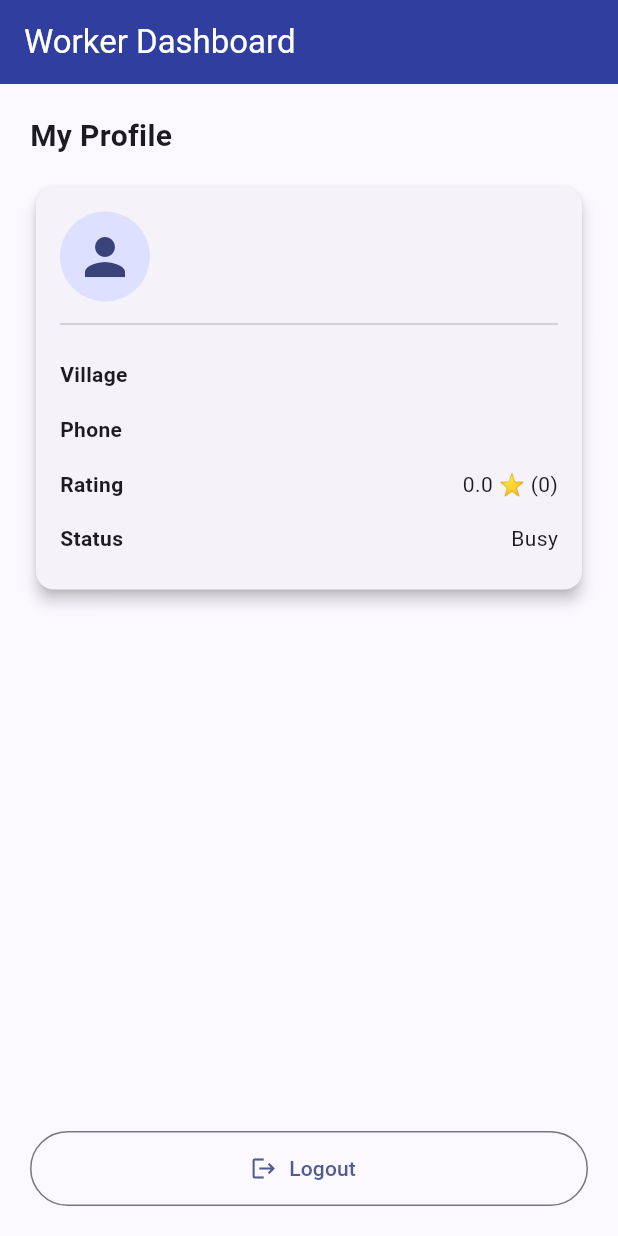
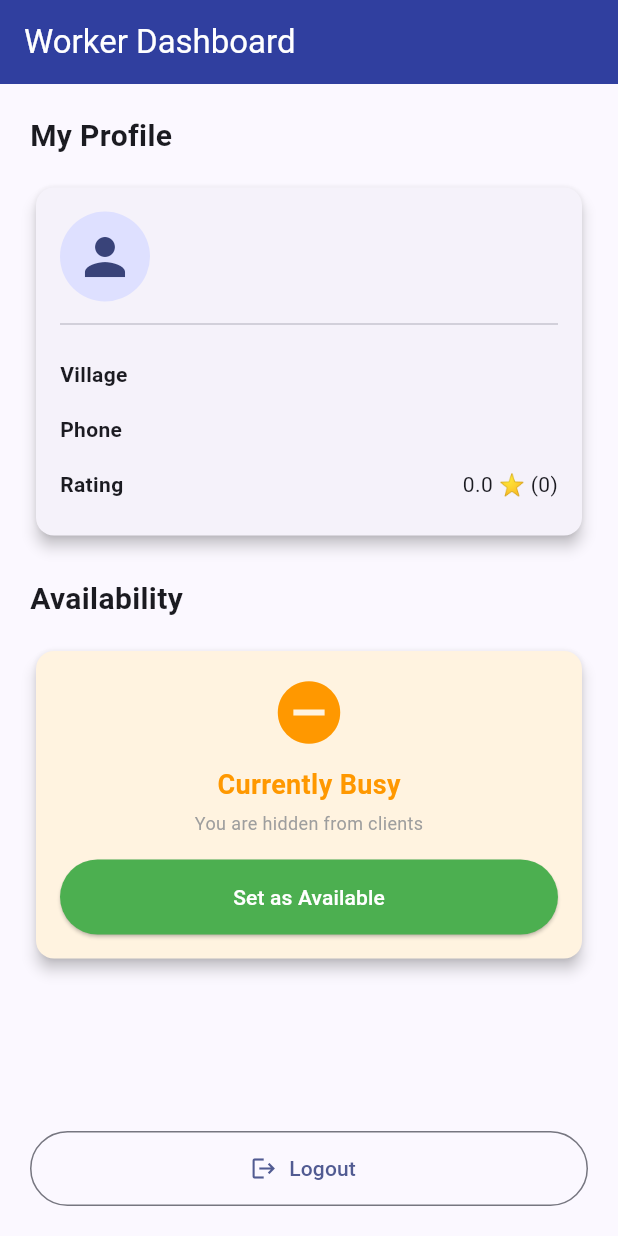
Before and after one commit to brianbrane2-bit/agrimatch, a Flutter app: the WorkerDashboard screen opened directly with empty values, on a phone screen of 412 x 824 dp. Run offline on Flutter 3.47's test engine with Material 3 defaults, Android fonts, the phone set to English and light mode, and no system bars.

Commit message:
Feature complete: Worker availability toggle with real-time client marketplace filtering

```diff
--- a/mobile/lib/main.dart
+++ b/mobile/lib/main.dart
@@ -447,12 +447,60 @@ class _RegisterScreenState extends State<RegisterScreen> {
 // WORKER DASHBOARD
 // ============================================================
 
-class WorkerDashboard extends StatelessWidget {
+class WorkerDashboard extends StatefulWidget {
   final User user;
   const WorkerDashboard({super.key, required this.user});
 
   @override
+  State<WorkerDashboard> createState() => _WorkerDashboardState();
+}
+
+class _WorkerDashboardState extends State<WorkerDashboard> {
+  late bool _available;
+  bool _loading = false;
+
+  @override
+  void initState() {
+    super.initState();
+    _available = widget.user.available;
+  }
+
+  Future<void> _toggleAvailability() async {
+    setState(() => _loading = true);
+    try {
+      final encodedPhone = Uri.encodeComponent(widget.user.phone);
+      final response = await http.post(Uri.parse('$API_BASE/api/workers/$encodedPhone/toggle'));
+
+      if (response.statusCode == 200) {
+        final data = jsonDecode(response.body);
+        setState(() {
+          _available = data['available'];
+        });
+        if (mounted) {
+          ScaffoldMessenger.of(context).showSnackBar(
+            SnackBar(
+              content: Text(_available ? 'You are now Available' : 'You are now Busy'),
+              backgroundColor: _available ? Colors.green : Colors.orange,
+            ),
+          );
+        }
+      } else {
+        throw Exception('Failed to toggle');
+      }
+    } catch (e) {
+      if (mounted) {
+        ScaffoldMessenger.of(context).showSnackBar(
+          SnackBar(content: Text('Error: $e'), backgroundColor: Colors.red),
+        );
+      }
+    } finally {
+      if (mounted) setState(() => _loading = false);
+    }
+  }
+
+  @override
   Widget build(BuildContext context) {
+    final user = widget.user;
     return Scaffold(
       appBar: AppBar(
         title: const Text('Worker Dashboard'),
@@ -489,7 +537,54 @@ class WorkerDashboard extends StatelessWidget {
                     _row('Village', user.village ?? '-'),
                     _row('Phone', user.phone),
                     _row('Rating', '${user.rating.toStringAsFixed(1)} ⭐ (${user.ratingCount})'),
-                    _row('Status', user.available ? 'Available' : 'Busy'),
+                  ],
+                ),
+              ),
+            ),
+            const SizedBox(height: 24),
+            const Text('Availability', style: TextStyle(fontSize: 20, fontWeight: FontWeight.bold)),
+            const SizedBox(height: 16),
+            Card(
+              elevation: 4,
+              color: _available ? Colors.green.shade50 : Colors.orange.shade50,
+              child: Padding(
+                padding: const EdgeInsets.all(16.0),
+                child: Column(
+                  children: [
+                    Icon(
+                      _available ? Icons.check_circle : Icons.do_not_disturb_on,
+                      color: _available ? Colors.green : Colors.orange,
+                      size: 50,
+                    ),
+                    const SizedBox(height: 10),
+                    Text(
+                      _available ? 'Available for Work' : 'Currently Busy',
+                      style: TextStyle(
+                        fontSize: 18,
+                        fontWeight: FontWeight.bold,
+                        color: _available ? Colors.green : Colors.orange,
+                      ),
+                    ),
+                    const SizedBox(height: 4),
+                    Text(
+                      _available ? 'You will appear in the client marketplace' : 'You are hidden from clients',
+                      style: const TextStyle(fontSize: 12, color: Colors.grey),
+                    ),
+                    const SizedBox(height: 16),
+                    SizedBox(
+                      width: double.infinity,
+                      height: 50,
+                      child: ElevatedButton(
+                        onPressed: _loading ? null : _toggleAvailability,
+                        style: ElevatedButton.styleFrom(
+                          backgroundColor: _available ? Colors.orange : Colors.green,
+                          foregroundColor: Colors.white,
+                        ),
+                        child: _loading
+                            ? const CircularProgressIndicator(color: Colors.white)
+                            : Text(_available ? 'Set as Busy' : 'Set as Available'),
+                      ),
+                    ),
                   ],
                 ),
               ),
```
Also changed, not shown: 1 other file.
